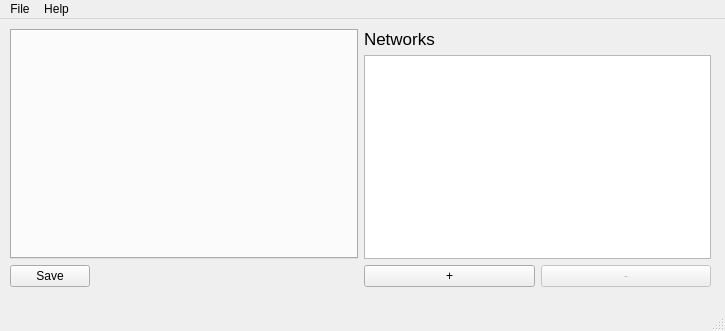
First picture: the form in src/gui/QT/mainwindow.ui, repository mit-spbau-ru/Syrop, before the edit.
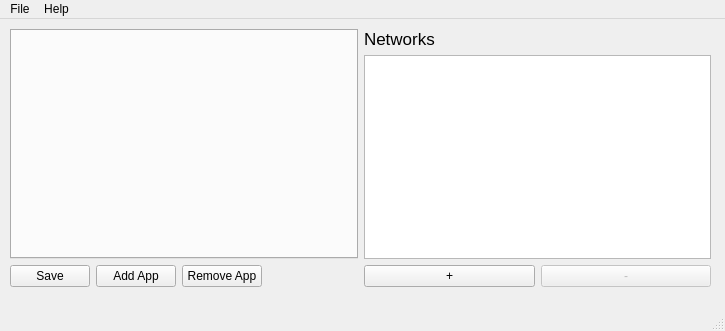
Second picture: the form after the edit.

What changed in the file:
```diff
--- a/src/gui/QT/mainwindow.ui
+++ b/src/gui/QT/mainwindow.ui
@@ -61,6 +61,8 @@
         </widget>
        </item>
        <item>
+        <layout class="QHBoxLayout" name="horizontalLayout_2">
+         <item>
         <widget class="QPushButton" name="pushButtonSave">
          <property name="sizePolicy">
           <sizepolicy hsizetype="Fixed" vsizetype="Fixed">
@@ -77,7 +79,33 @@
         </widget>
        </item>
        <item>
-        <layout class="QHBoxLayout" name="horizontalLayout_2"/>
+          <widget class="QPushButton" name="pushButtonAddApp">
+           <property name="text">
+            <string>Add App</string>
+           </property>
+          </widget>
+         </item>
+         <item>
+          <widget class="QPushButton" name="pushButtonRemoveApp">
+           <property name="text">
+            <string>Remove App</string>
+           </property>
+          </widget>
+         </item>
+         <item>
+          <spacer name="horizontalSpacer">
+           <property name="orientation">
+            <enum>Qt::Horizontal</enum>
+           </property>
+           <property name="sizeHint" stdset="0">
+            <size>
+             <width>40</width>
+             <height>20</height>
+            </size>
+           </property>
+          </spacer>
+         </item>
+        </layout>
        </item>
       </layout>
      </item>
```
Lines whose indentation alone changed are shown as unchanged.
